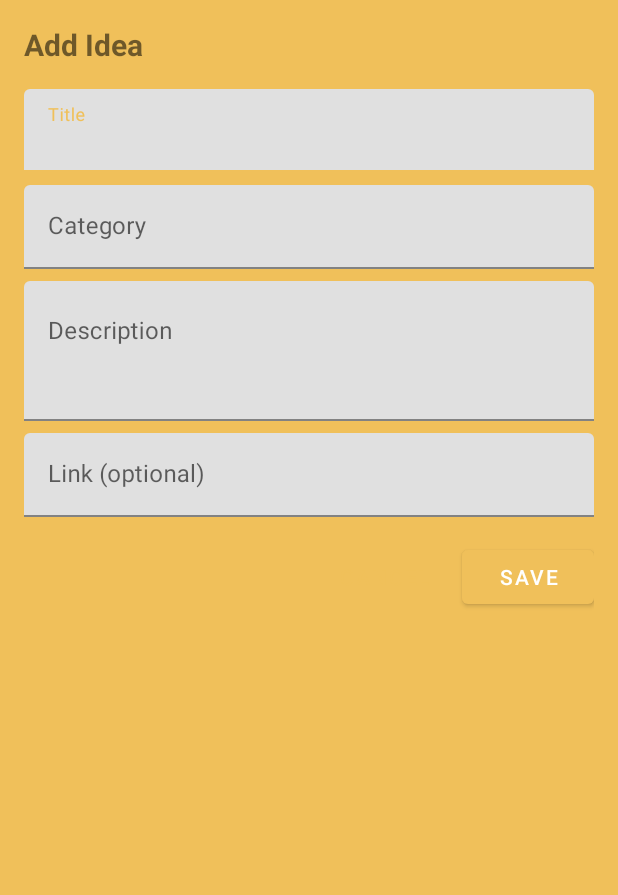
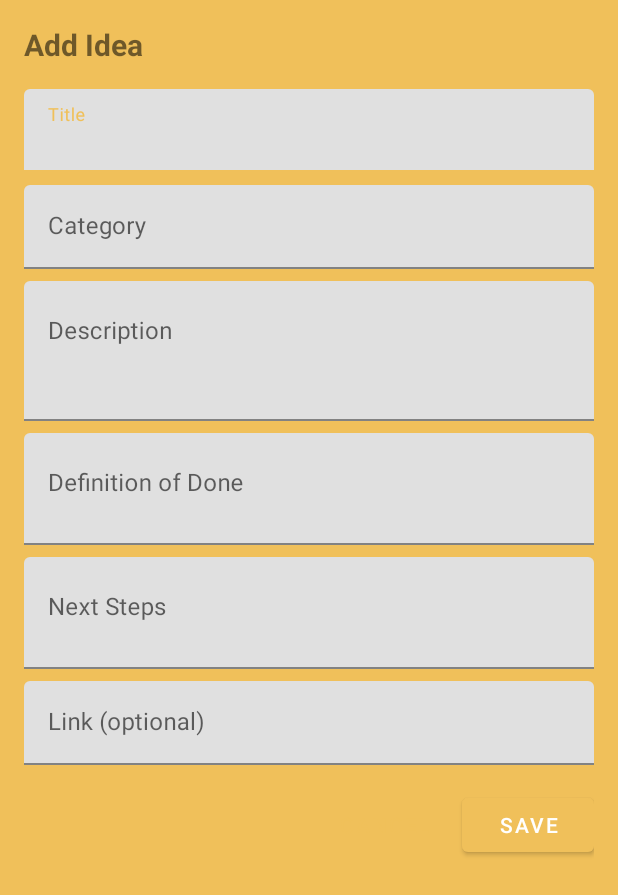
Before and after one commit to bemfalante/ideastracker, an Android app: the layout dialog_add_idea.xml on its own in the app's theme, with its tools: preview values and no code run, on a phone screen of 412 x 824 dp. Shown: the top 895 px of the screen. Run offline under Robolectric (Android 15) with nearby library versions, the phone set to English and light mode, and no system bars.

Commit message:
I've updated the Ideas Tracker to improve its editability, navigation, and default configurations:
- Set the default status for new ideas to FUTURE.
- Made the 'Criteria for Completion' and 'Next Steps' fields editable within the creation and edit dialogs.
- Hidden 'Criteria for Completion' and 'Next Steps' from the list view in the completed items panel.
- Enabled navigation by clicking the header captions and arrows.
- Improved the dialog layout with scrolling for better accessibility.

Co-authored-by: bemfalante <277825649+bemfalante@users.noreply.github.com>

```diff
--- a/app/src/main/res/layout/dialog_add_idea.xml
+++ b/app/src/main/res/layout/dialog_add_idea.xml
@@ -1,5 +1,9 @@
 <?xml version="1.0" encoding="utf-8"?>
-<LinearLayout xmlns:android="http://schemas.android.com/apk/res/android"
+<ScrollView xmlns:android="http://schemas.android.com/apk/res/android"
+    android:layout_width="match_parent"
+    android:layout_height="wrap_content">
+
+    <LinearLayout
         android:layout_width="match_parent"
         android:layout_height="wrap_content"
         android:orientation="vertical"
@@ -52,6 +56,32 @@
             android:layout_width="match_parent"
             android:layout_height="wrap_content"
             android:layout_marginTop="8dp"
+            android:hint="Definition of Done">
+            <com.google.android.material.textfield.TextInputEditText
+                android:id="@+id/etDoD"
+                android:layout_width="match_parent"
+                android:layout_height="wrap_content"
+                android:minLines="2"
+                android:gravity="top" />
+        </com.google.android.material.textfield.TextInputLayout>
+
+        <com.google.android.material.textfield.TextInputLayout
+            android:layout_width="match_parent"
+            android:layout_height="wrap_content"
+            android:layout_marginTop="8dp"
+            android:hint="Next Steps">
+            <com.google.android.material.textfield.TextInputEditText
+                android:id="@+id/etNextSteps"
+                android:layout_width="match_parent"
+                android:layout_height="wrap_content"
+                android:minLines="2"
+                android:gravity="top" />
+        </com.google.android.material.textfield.TextInputLayout>
+
+        <com.google.android.material.textfield.TextInputLayout
+            android:layout_width="match_parent"
+            android:layout_height="wrap_content"
+            android:layout_marginTop="8dp"
             android:hint="@string/link">
             <com.google.android.material.textfield.TextInputEditText
                 android:id="@+id/etLink"
@@ -81,3 +111,4 @@
                 android:text="@string/save" />
         </LinearLayout>
     </LinearLayout>
+</ScrollView>
```
Also changed, not shown: app/src/main/java/com/example/ideastracker/AddIdeaDialog.kt (+8 -2 lines), app/src/main/java/com/example/ideastracker/IdeaAdapter.kt (+10 -4 lines), app/src/main/java/com/example/ideastracker/MainActivity.kt (+10 -0 lines). Lines whose indentation alone changed are shown as unchanged.
